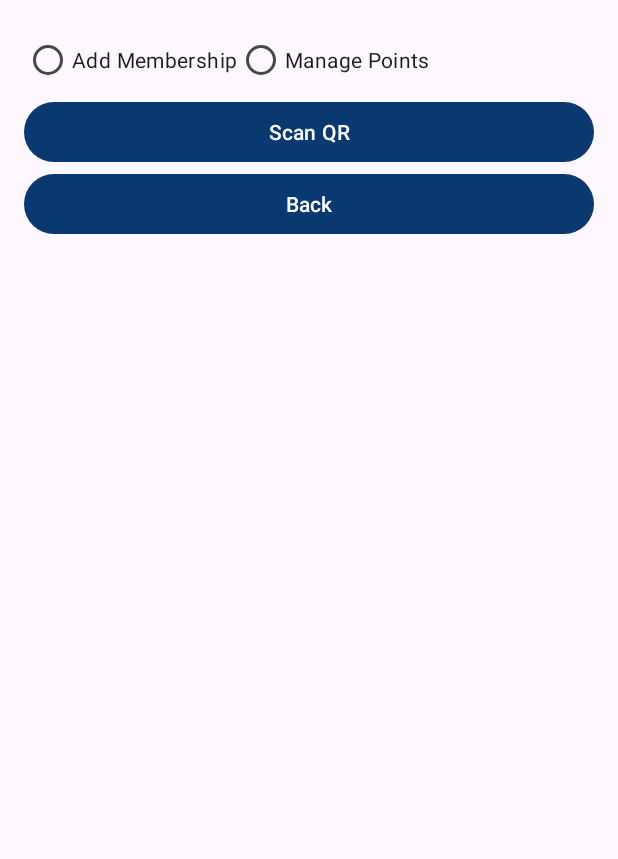
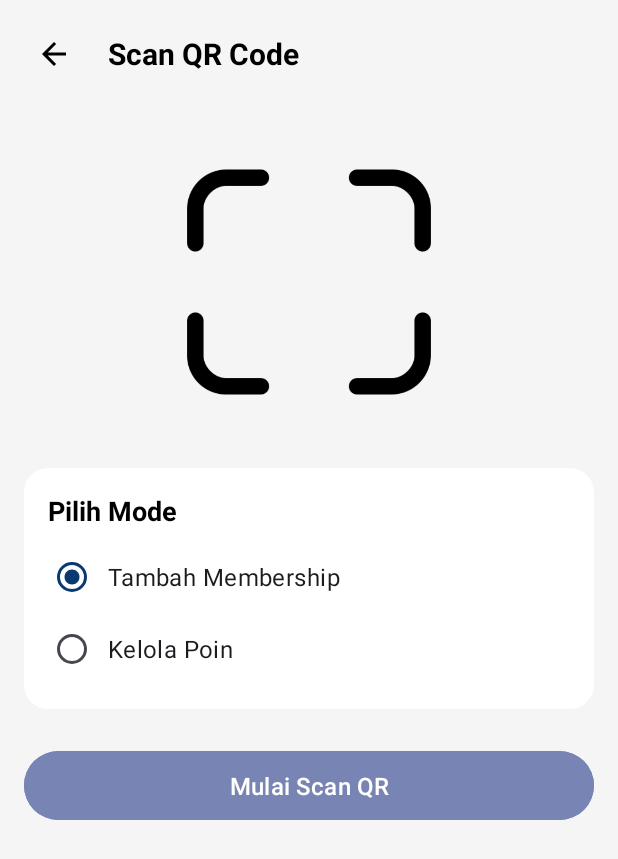
Before and after one commit to reeves63/VirtualMembership_MobileApp, an Android app: the ScanQRActivity screen opened directly, with no data from a screen before it, on a phone screen of 412 x 824 dp. Shown: the top 859 px of the screen. Run offline under Robolectric (Android 15) with nearby library versions, the phone set to English and light mode, and no system bars; our stand-ins replace Firebase (no records; nobody signed in at launch, a user with empty details on screens opened directly); 1 statement that could not run was skipped.

Commit message:
activity_scan_qr.xml

```diff
--- a/app/src/main/res/layout/activity_scan_qr.xml
+++ b/app/src/main/res/layout/activity_scan_qr.xml
@@ -1,40 +1,101 @@
 <?xml version="1.0" encoding="utf-8"?>
-<LinearLayout xmlns:android="http://schemas.android.com/apk/res/android"
+<LinearLayout
+    xmlns:android="http://schemas.android.com/apk/res/android"
     android:layout_width="match_parent"
     android:layout_height="match_parent"
     android:orientation="vertical"
+    android:padding="16dp"
+    android:background="#F5F5F5">
+
+    <!-- Header dengan Tombol Back -->
+    <LinearLayout
+        android:layout_width="match_parent"
+        android:layout_height="wrap_content"
+        android:orientation="horizontal"
+        android:gravity="center_vertical">
+
+        <ImageButton
+            android:id="@+id/buttonBack"
+            android:layout_width="40dp"
+            android:layout_height="40dp"
+            android:background="?attr/selectableItemBackgroundBorderless"
+            android:src="@drawable/ic_back_arrow"
+            android:contentDescription="Back" />
+
+        <TextView
+            android:id="@+id/scanTitle"
+            android:layout_width="wrap_content"
+            android:layout_height="wrap_content"
+            android:layout_marginStart="16dp"
+            android:text="Scan QR Code"
+            android:textSize="20sp"
+            android:textStyle="bold"
+            android:textColor="#000000" />
+    </LinearLayout>
+
+    <!-- Gambar Ilustrasi -->
+    <ImageView
+        android:id="@+id/qrScannerIllustration"
+        android:layout_width="200dp"
+        android:layout_height="200dp"
+        android:layout_gravity="center"
+        android:layout_marginTop="32dp"
+        android:src="@drawable/qr_scanner_icon"
+        android:contentDescription="QR Scanner Illustration" />
+
+
+    <!-- Pilihan Mode -->
+    <LinearLayout
+        android:layout_width="match_parent"
+        android:layout_height="wrap_content"
+        android:orientation="vertical"
+        android:layout_marginTop="24dp"
+        android:background="@drawable/rounded_background"
         android:padding="16dp">
 
-    <!-- Radio Buttons for Scan Mode -->
+        <TextView
+            android:layout_width="match_parent"
+            android:layout_height="wrap_content"
+            android:text="Pilih Mode"
+            android:textSize="18sp"
+            android:textStyle="bold"
+            android:textColor="#000000"
+            android:layout_marginBottom="8dp" />
+
         <RadioGroup
             android:layout_width="match_parent"
             android:layout_height="wrap_content"
-        android:orientation="horizontal">
+            android:orientation="vertical">
 
             <RadioButton
                 android:id="@+id/radioAddMembership"
                 android:layout_width="wrap_content"
                 android:layout_height="wrap_content"
-            android:text="Add Membership" />
+                android:text="Tambah Membership"
+                android:textSize="16sp"
+                android:padding="8dp"
+                android:checked="true" />
 
             <RadioButton
                 android:id="@+id/radioManagePoints"
                 android:layout_width="wrap_content"
                 android:layout_height="wrap_content"
-            android:text="Manage Points" />
+                android:text="Kelola Poin"
+                android:textSize="16sp"
+                android:padding="8dp" />
         </RadioGroup>
+    </LinearLayout>
 
-    <!-- Scan QR Button -->
+    <!-- Tombol Scan QR -->
     <Button
         android:id="@+id/buttonScanQr"
         android:layout_width="match_parent"
         android:layout_height="wrap_content"
-        android:text="Scan QR" />
-
-    <!-- Back Button -->
-    <Button
-        android:id="@+id/buttonBack"
-        android:layout_width="match_parent"
-        android:layout_height="wrap_content"
-        android:text="Back" />
+        android:text="Mulai Scan QR"
+        android:layout_marginTop="24dp"
+        android:backgroundTint="#7884B3"
+        android:textColor="@android:color/white"
+        android:textSize="16sp"
+        android:padding="12dp"
+        android:layout_gravity="center" />
 </LinearLayout>
```
Lines whose indentation alone changed are shown as unchanged.
